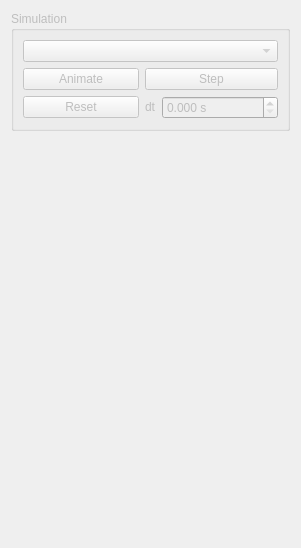
Before: the Qt Designer form Plugins/org.mitk.gui.qt.simulation/src/internal/QmitkSimulationViewControls.ui in MITK/MITK, drawn with Qt 5.
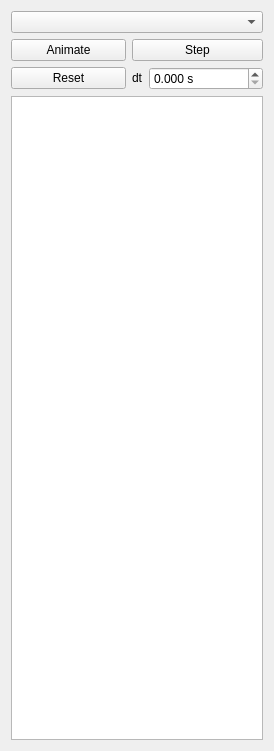
After: the same form once the commit is applied. Custom widgets are drawn as their Qt base class.

Commit message: Added live simulation scene tree view.

Diff of the .ui file:
```diff
--- a/Plugins/org.mitk.gui.qt.simulation/src/internal/QmitkSimulationViewControls.ui
+++ b/Plugins/org.mitk.gui.qt.simulation/src/internal/QmitkSimulationViewControls.ui
@@ -9,8 +9,8 @@
    <rect>
     <x>0</x>
     <y>0</y>
-    <width>301</width>
-    <height>548</height>
+    <width>274</width>
+    <height>751</height>
    </rect>
   </property>
   <property name="windowTitle">
@@ -18,13 +18,6 @@
   </property>
   <layout class="QVBoxLayout" name="verticalLayout">
    <item>
-    <widget class="QGroupBox" name="simulationGroupBox">
-     <property name="enabled">
-      <bool>false</bool>
-     </property>
-     <property name="title">
-      <string>Simulation</string>
-     </property>
      <layout class="QGridLayout" name="gridLayout">
       <item row="0" column="0" colspan="3">
        <widget class="QmitkDataStorageComboBox" name="simulationComboBox">
@@ -114,20 +107,30 @@
        </widget>
       </item>
      </layout>
-    </widget>
    </item>
    <item>
-    <spacer name="verticalSpacer">
-     <property name="orientation">
-      <enum>Qt::Vertical</enum>
+    <widget class="QmitkSimulationSceneTreeWidget" name="simulationSceneTreeWidget">
+     <property name="editTriggers">
+      <set>QAbstractItemView::NoEditTriggers</set>
      </property>
-     <property name="sizeHint" stdset="0">
-      <size>
-       <width>20</width>
-       <height>421</height>
-      </size>
+     <property name="alternatingRowColors">
+      <bool>true</bool>
      </property>
-    </spacer>
+     <property name="rootIsDecorated">
+      <bool>false</bool>
+     </property>
+     <property name="columnCount">
+      <number>1</number>
+     </property>
+     <attribute name="headerVisible">
+      <bool>false</bool>
+     </attribute>
+     <column>
+      <property name="text">
+       <string>Name</string>
+      </property>
+     </column>
+    </widget>
    </item>
   </layout>
  </widget>
@@ -137,6 +140,11 @@
    <extends>QComboBox</extends>
    <header>QmitkDataStorageComboBox.h</header>
   </customwidget>
+  <customwidget>
+   <class>QmitkSimulationSceneTreeWidget</class>
+   <extends>QTreeWidget</extends>
+   <header>QmitkSimulationSceneTreeWidget.h</header>
+  </customwidget>
  </customwidgets>
  <resources/>
  <connections/>
```
Lines whose indentation alone changed are shown as unchanged. The commit also changes 10 other files.
